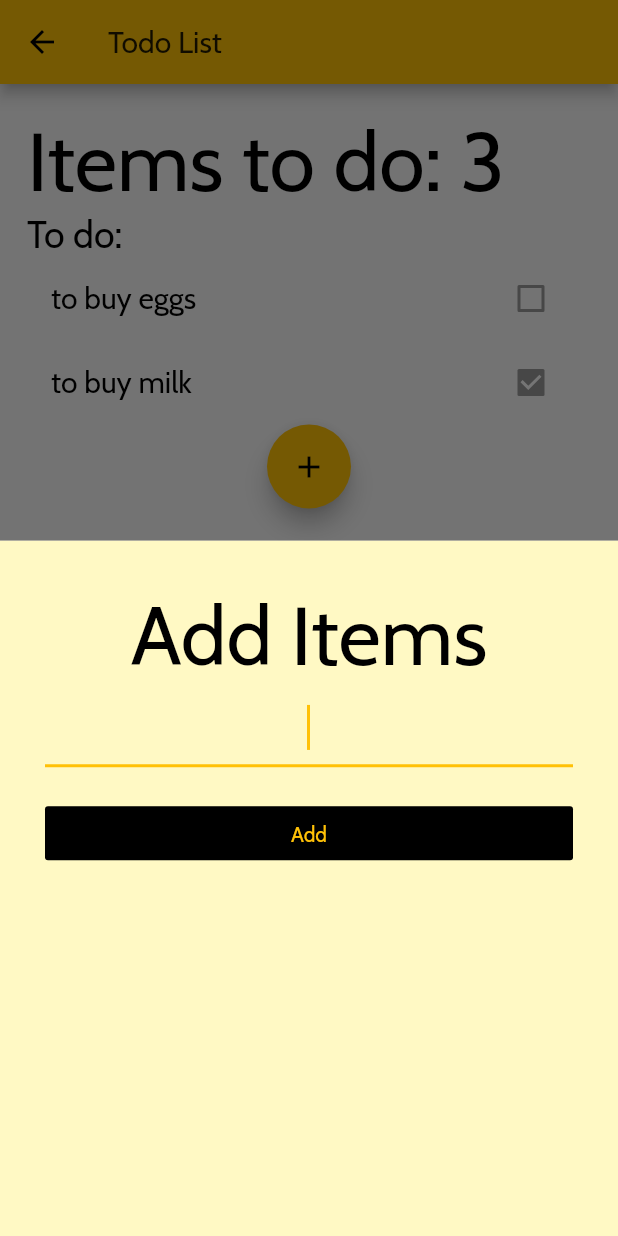
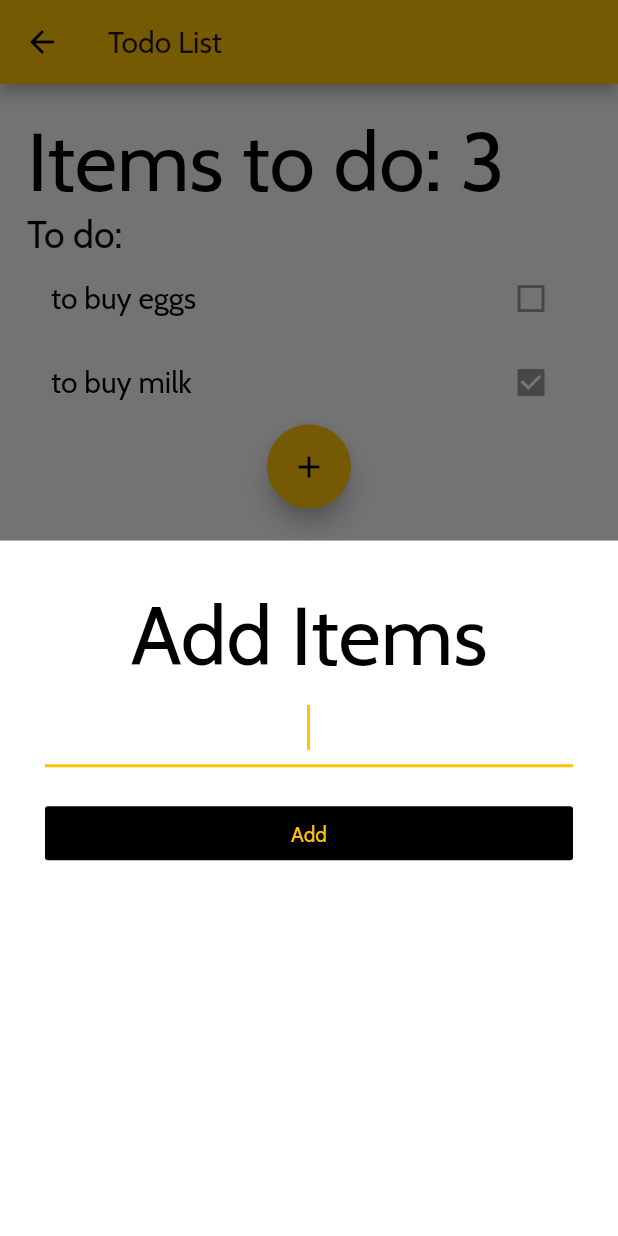
Before and after one commit to arieltsq/flutter-workshop, a Flutter app: the ToDoListScreen screen opened by its route, after a tap on the "add" icon, on a phone screen of 412 x 824 dp. Run offline on Flutter 3.47's test engine with Material 2 defaults, Android fonts, the phone set to English and light mode, and no system bars.

Commit message:
Create new folder - `Components` for add todo modal, Refactor name of the from screen to modal
Decided to change amber background to white

```diff
--- a/lib/screens/add_todo_item_screen.dart
+++ b/lib/components/add_todo_modal.dart
@@ -1,6 +1,6 @@
 import 'package:flutter/material.dart';
 
-class AddTodoItemScreen extends StatelessWidget {
+class AddTodoModal extends StatelessWidget {
   @override
   Widget build(BuildContext context) {
     String newItemTitle;
@@ -8,7 +8,7 @@ class AddTodoItemScreen extends StatelessWidget {
         child: Container(
       padding: EdgeInsets.all(30.0),
       decoration: BoxDecoration(
-        color: Colors.yellow[100],
+        color: Colors.white,
       ),
       child: Column(
         crossAxisAlignment: CrossAxisAlignment.stretch,
--- a/lib/screens/todo_screen.dart
+++ b/lib/screens/todo_screen.dart
@@ -1,5 +1,5 @@
 import 'package:flutter/material.dart';
-import 'package:flutter_workshop/screens/add_todo_item_screen.dart';
+import 'package:flutter_workshop/components/add_todo_modal.dart';
 
 class ToDoListScreen extends StatefulWidget {
   static String id = 'todo_list_screen';
@@ -66,7 +66,7 @@ class _ToDoListScreenState extends State<ToDoListScreen> {
 
                         showModalBottomSheet(
                             context: context,
-                            builder: (context) => AddTodoItemScreen());
+                            builder: (context) => AddTodoModal());
                       },
                       child: Icon(Icons.add)),
                 ),
```
